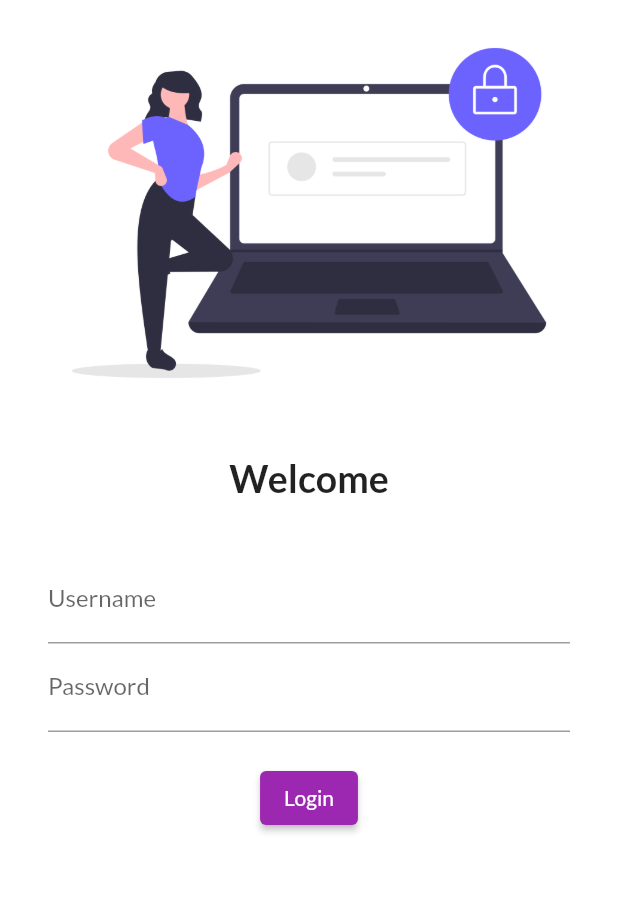
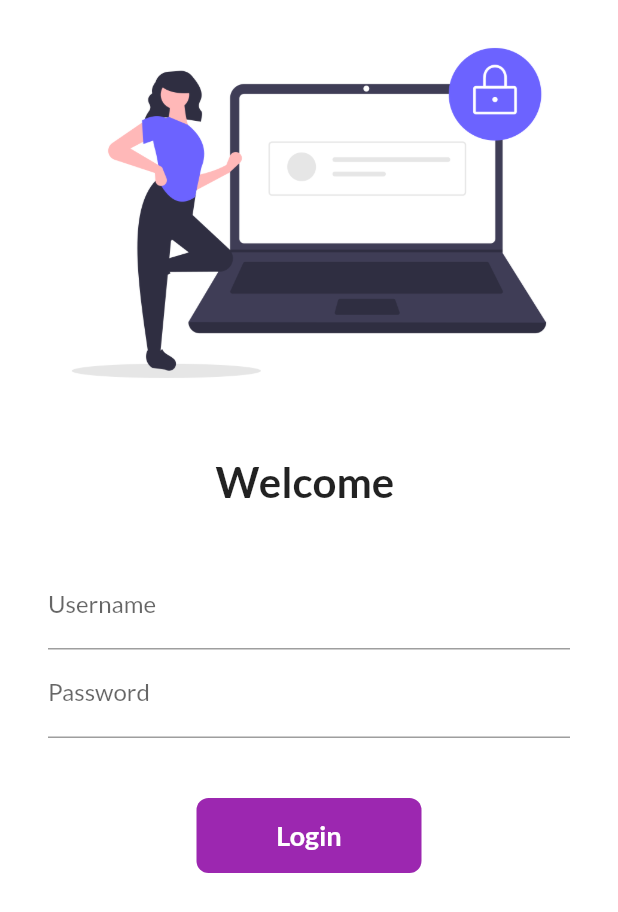
Before and after one commit to Subho-codegeek/Catalogue-App, a Flutter app: the screen it shows after launch, on a phone screen of 412 x 824 dp. Shown: the top 912 px of the screen. Run offline on Flutter 3.47's test engine with Material 2 defaults, Android fonts, the phone set to English and light mode, and no system bars; our stand-ins replace google_fonts.

Commit message:
day6 completed

```diff
--- a/lib/main.dart
+++ b/lib/main.dart
@@ -1,5 +1,6 @@
 import 'package:catalogue_app/pages/home_page.dart';
 import 'package:catalogue_app/pages/login_page.dart';
+import 'package:catalogue_app/utils/routes.dart';
 import 'package:flutter/material.dart';
 import 'package:google_fonts/google_fonts.dart';
 
@@ -22,8 +23,8 @@ class MyApp extends StatelessWidget {
       initialRoute: "/login",
       routes: {
         "/": (context) => LoginPage(),
-        "/home": (context) => Homepage(),
-        "/login": (context) => LoginPage(),
+        MyRoutes.homeRoute: (context) => Homepage(),
+        MyRoutes.loginRoute: (context) => LoginPage(),
       },
     );
   }
--- a/lib/pages/login_page.dart
+++ b/lib/pages/login_page.dart
@@ -1,12 +1,22 @@
+import 'package:catalogue_app/utils/routes.dart';
 import 'package:flutter/material.dart';
 
-class LoginPage extends StatelessWidget {
+class LoginPage extends StatefulWidget {
   const LoginPage({Key? key}) : super(key: key);
+
+  @override
+  State<LoginPage> createState() => _LoginPageState();
+}
+
+class _LoginPageState extends State<LoginPage> {
+  String name = "";
+  bool changeButton = false;
 
   @override
   Widget build(BuildContext context) {
     return Material(
         color: Colors.white,
+        child: SingleChildScrollView(
           child: Column(
             children: [
               Image.asset(
@@ -17,15 +27,15 @@ class LoginPage extends StatelessWidget {
                 height: 20.0,
               ),
               Text(
-              "Welcome",
-              style: TextStyle(fontSize: 25, fontWeight: FontWeight.bold),
+                "Welcome $name",
+                style: TextStyle(fontSize: 28, fontWeight: FontWeight.bold),
               ),
               SizedBox(
                 height: 20.0,
               ),
               Padding(
-              padding:
-                  const EdgeInsets.symmetric(vertical: 16.0, horizontal: 32.0),
+                padding: const EdgeInsets.symmetric(
+                    vertical: 16.0, horizontal: 32.0),
                 child: Column(
                   children: [
                     TextFormField(
@@ -33,6 +43,10 @@ class LoginPage extends StatelessWidget {
                         hintText: "Enter username",
                         labelText: "Username",
                       ),
+                      onChanged: (value) {
+                        name = value;
+                        setState(() {});
+                      },
                     ),
                     TextFormField(
                       obscureText: true,
@@ -42,16 +56,54 @@ class LoginPage extends StatelessWidget {
                       ),
                     ),
                     SizedBox(
-                    height: 20.0,
+                      height: 40.0,
                     ),
-                  ElevatedButton(
-                    child: Text("Login"),
-                    onPressed: () => print("Helloo"),
+                    InkWell(
+                      onTap: () async {
+                        setState(() {
+                          changeButton = true;
+                        });
+
+                        await Future.delayed(Duration(seconds: 1));
+                        Navigator.pushNamed(context, MyRoutes.homeRoute);
+                      },
+                      child: AnimatedContainer(
+                        duration: Duration(seconds: 1),
+                        width: changeButton ? 50 : 150,
+                        height: 50,
+                        alignment: Alignment.center,
+                        decoration: BoxDecoration(
+                            color: Colors.purple,
+                            borderRadius:
+                                BorderRadius.circular(changeButton ? 50 : 8)),
+                        child: changeButton
+                            ? Icon(
+                                Icons.done,
+                                color: Colors.white,
                               )
+                            : Text(
+                                "Login",
+                                style: TextStyle(
+                                    fontSize: 18,
+                                    color: Colors.white,
+                                    fontWeight: FontWeight.bold),
+                              ),
+                      ),
+                    )
+                    // SizedBox(
+                    //   height: 40,
+                    //   width: 150,
+                    //   child: ElevatedButton(
+                    //     onPressed: () =>
+                    //         Navigator.pushNamed(context, MyRoutes.homeRoute),
+                    //     child: Text("Login", style: TextStyle(fontSize: 20)),
+                    //   ),
+                    // ),
                   ],
                 ),
               )
             ],
+          ),
         ));
   }
 }
--- /dev/null
+++ b/lib/utils/routes.dart
@@ -0,0 +1,4 @@
+class MyRoutes {
+  static String loginRoute = "/login";
+  static String homeRoute = "/home";
+}
```
Lines whose indentation alone changed are shown as unchanged.
